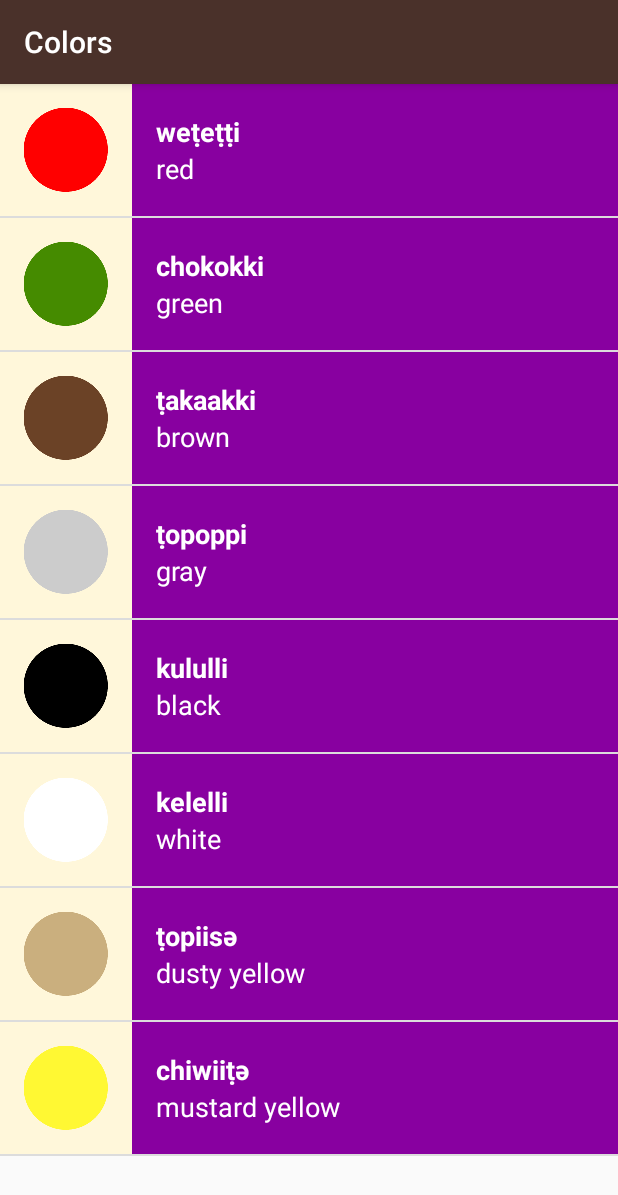
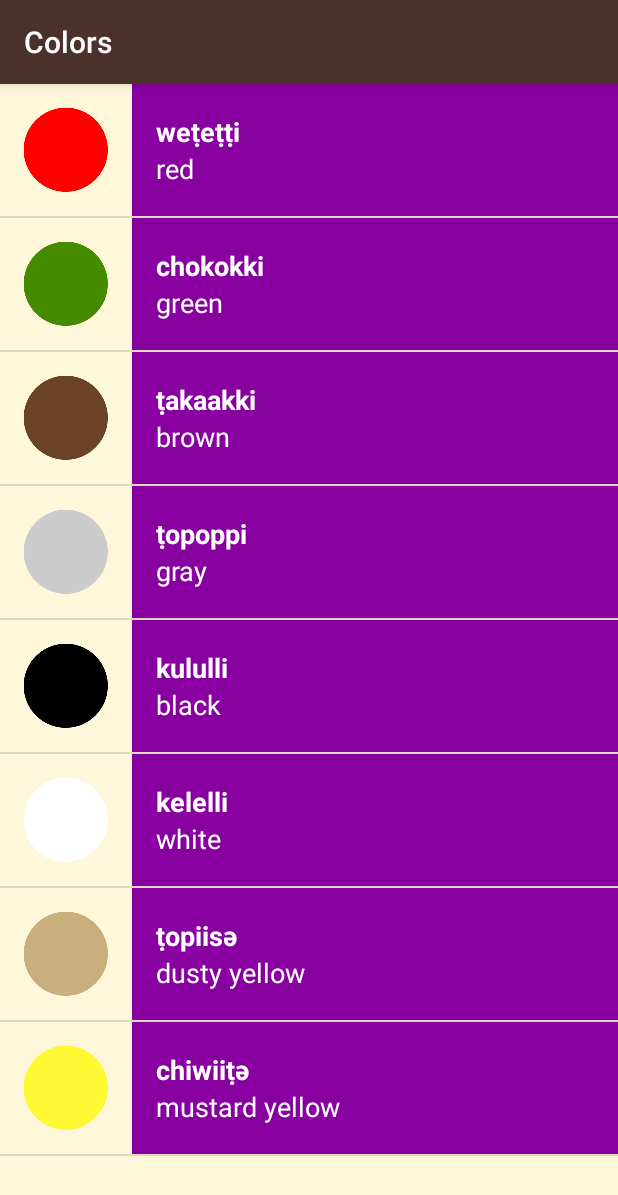
Before and after one commit to welnanick/Miwok-Translation, an Android app: the ColorsActivity screen opened directly, with no data from a screen before it, on a phone screen of 412 x 824 dp. Shown: the top 1195 px of the screen. Run offline under Robolectric (Android 15) with nearby library versions, the light colour scheme and no system bars.

Commit message:
master: My own improvement of the layout on tablets

```diff
--- a/app/src/main/res/layout/word_list.xml
+++ b/app/src/main/res/layout/word_list.xml
@@ -5,4 +5,5 @@
     android:layout_width="match_parent"
     android:layout_height="match_parent"
     android:orientation="vertical"
+    android:background="@color/tan_background"
     tools:context="com.example.android.miwok.NumbersActivity" />
```
